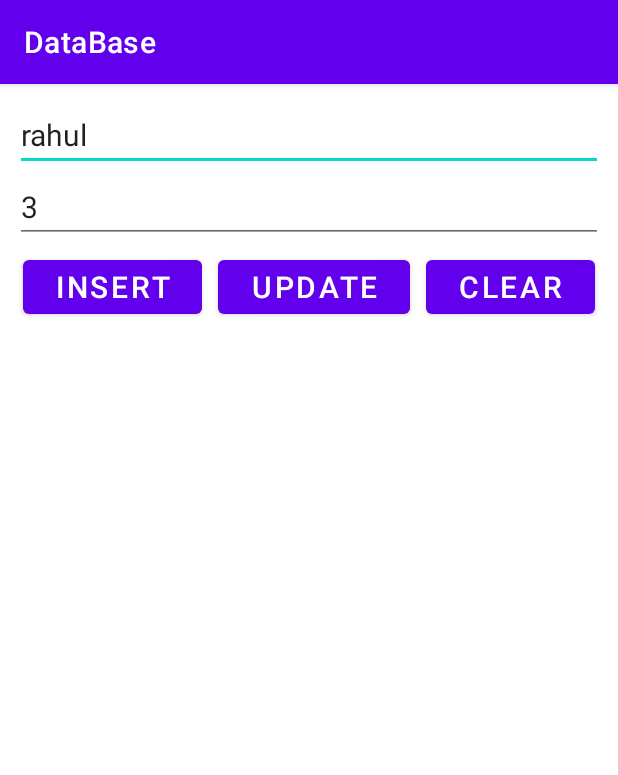
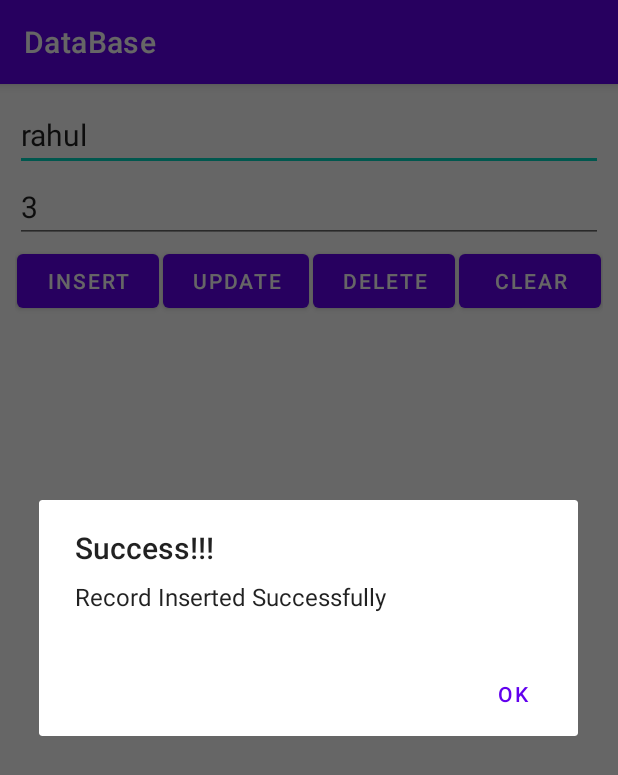
Before and after one commit to KanjariyaRahul/Android, an Android app: the screen it shows after launch (MainActivity), after a tap on "INSERT", on a phone screen of 412 x 824 dp. Shown: the top 775 px of the screen. Run offline under Robolectric (Android 15) with nearby library versions, the phone set to English and light mode, and no system bars.

Commit message:
insert, update, delete

```diff
--- a/DataBase/app/src/main/java/com/example/database/MainActivity.kt
+++ b/DataBase/app/src/main/java/com/example/database/MainActivity.kt
@@ -1,11 +1,13 @@
 package com.example.database
 
+import android.content.ContentValues
 import android.database.Cursor
 import androidx.appcompat.app.AppCompatActivity
 import android.os.Bundle
 import android.widget.Button
 import android.widget.EditText
 import android.widget.Toast
+import androidx.appcompat.app.AlertDialog
 
 class MainActivity : AppCompatActivity() {
 
@@ -13,6 +15,8 @@ class MainActivity : AppCompatActivity() {
     lateinit var ed_Sem : EditText
     lateinit var btn_Insert : Button
     lateinit var btn_Clear : Button
+    lateinit var btn_Update : Button
+    lateinit var btn_Delete : Button
     lateinit var  rs : Cursor
     override fun onCreate(savedInstanceState: Bundle?) {
         super.onCreate(savedInstanceState)
@@ -22,8 +26,8 @@ class MainActivity : AppCompatActivity() {
         ed_Sem = findViewById(R.id.ed_Sem)
         btn_Insert = findViewById(R.id.btn_Insert)
         btn_Clear = findViewById(R.id.btn_Clear)
-
-
+        btn_Update = findViewById(R.id.btn_Update)
+        btn_Delete = findViewById(R.id.btn_Detele)
 
 
         var helper = MyDBHelper(applicationContext)
@@ -39,7 +43,52 @@ class MainActivity : AppCompatActivity() {
 
 
         btn_Insert.setOnClickListener {
+            var cv = ContentValues()
+            cv.put("Sname",ed_Sname.text.toString())
+            cv.put("Sem",ed_Sem.text.toString())
+            db.insert("Student" , null ,cv)
+            showMessage("Record Inserted Successfully")
+        }
+        btn_Update.setOnClickListener {
+            var cv = ContentValues()
+            cv.put("Sname",ed_Sname.text.toString())
+            cv.put("Sem",ed_Sem.text.toString())
+            db.update("Student"  ,cv,"Sid = ?", arrayOf(rs.getString(0)))
+            rs = db.rawQuery("Select Sid _id , Sname , Sem FROM Student ",null)
+            showMessage("Record Updated Successfully")
+            clear()
+        }
+        btn_Delete.setOnClickListener {
+            db.delete("Student" ,"Sid = ?", arrayOf(rs.getString(0)))
+            rs = db.rawQuery("Select Sid _id , Sname , Sem FROM Student ",null)
+            showMessage("Record Deleted Successfully")
+            clear()
+        }
 
+
+        btn_Clear.setOnClickListener {
+            clear()
         }
     }
+
+    private fun clear() {
+        ed_Sname.setText("")
+        ed_Sem.setText("")
+        ed_Sname.requestFocus()
+    }
+
+    private fun showMessage(s: String) {
+        AlertDialog.Builder(this)
+            .setTitle("Success!!!")
+            .setMessage(s)
+            .setPositiveButton("Ok", {dialogInterface, i->
+                if(rs.moveToFirst()){
+                    ed_Sname.setText(rs.getString(1))
+                    ed_Sem.setText(rs.getString(2))
+                }else{
+                    Toast.makeText(applicationContext, "Data not Found", Toast.LENGTH_SHORT).show()
+                }
+            }).show()
+    }
+
 }
--- a/DataBase/app/src/main/res/layout/activity_main.xml
+++ b/DataBase/app/src/main/res/layout/activity_main.xml
@@ -33,8 +33,8 @@
             android:layout_height="wrap_content"
             android:layout_weight="1"
             android:text="INSERT"
-            android:layout_margin="5dp"
-            android:textSize="20dp"/>
+            android:layout_margin="1dp"
+           />
 
         <Button
             android:id="@+id/btn_Update"
@@ -42,8 +42,16 @@
             android:layout_height="wrap_content"
             android:layout_weight="1"
             android:text="UPDATE"
-            android:layout_margin="5dp"
-            android:textSize="20dp"/>
+            android:layout_margin="1dp"
+           />
+        <Button
+            android:id="@+id/btn_Detele"
+            android:layout_width="wrap_content"
+            android:layout_height="wrap_content"
+            android:layout_weight="1"
+            android:text="DELETE"
+            android:layout_margin="1dp"
+           />
 
         <Button
             android:id="@+id/btn_Clear"
@@ -51,8 +59,8 @@
             android:layout_height="wrap_content"
             android:layout_weight="1"
             android:text="CLEAR"
-            android:layout_margin="5dp"
-            android:textSize="20dp"/>
+            android:layout_margin="1dp"
+           />
 
     </LinearLayout>
 
--- /dev/null
+++ b/loginapp/app/src/main/res/drawable/button_background_selector.xml
@@ -0,0 +1,4 @@
+<?xml version="1.0" encoding="utf-8"?>
+<selector xmlns:android="http://schemas.android.com/apk/res/android">
+
+</selector>
--- a/loginapp/app/src/main/res/drawable/custom_progress_bar.xml
+++ b/loginapp/app/src/main/res/drawable/custom_progress_bar.xml
@@ -3,14 +3,14 @@
     <item android:id="@android:id/background">
         <shape>
             <corners android:radius="5dp" />
-            <solid android:color="#E0E0E0" /> <!-- Background color -->
+            <solid android:color="#050505" /> <!-- Background color -->
         </shape>
     </item>
     <item android:id="@android:id/secondaryProgress">
         <clip>
             <shape>
                 <corners android:radius="5dp" />
-                <solid android:color="#B3B3B3" /> <!-- Secondary progress color -->
+                <solid android:color="#000000" /> <!-- Secondary progress color -->
             </shape>
         </clip>
     </item>
--- a/loginapp/app/src/main/res/values/themes.xml
+++ b/loginapp/app/src/main/res/values/themes.xml
@@ -1,6 +1,6 @@
 <resources xmlns:tools="http://schemas.android.com/tools">
     <!-- Base application theme. -->
-    <style name="Theme.Loginapp" parent="Theme.AppCompat.Light.DarkActionBar">
+    <style name="Theme.Loginapp" parent="Theme.AppCompat.Light.NoActionBar">
         <!-- Primary brand color. -->
         <item name="colorPrimary">@color/purple_500</item>
         <item name="colorPrimaryVariant">@color/purple_700</item>
```
Also changed, not shown: loginapp/app/src/main/res/layout/activity_main.xml (+22 -11 lines).
